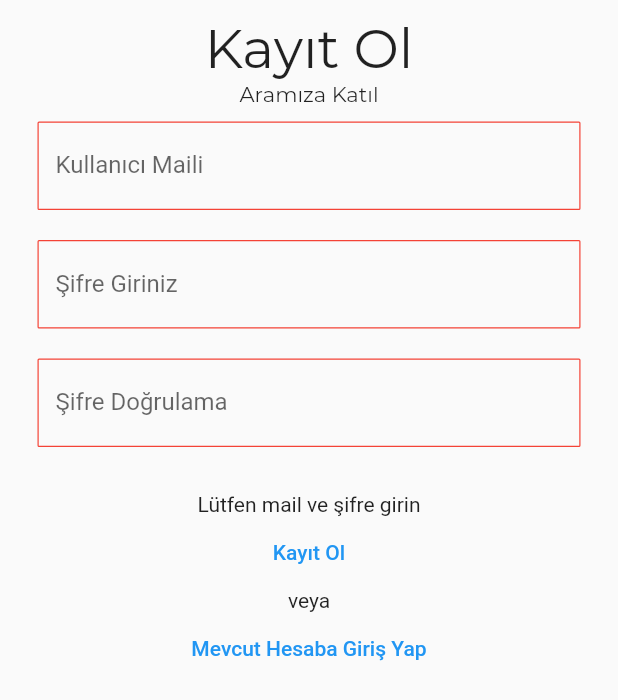
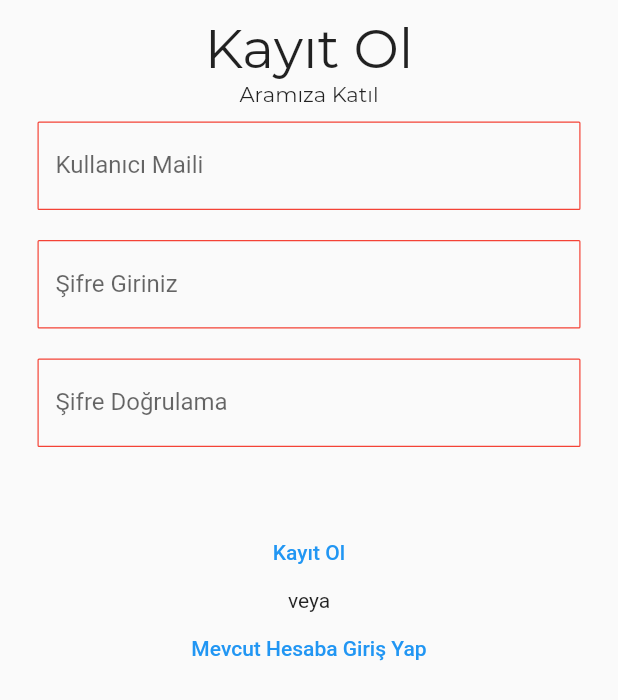
Before and after one commit to behemehal/GEE, a Flutter app: the RegisterPage screen opened directly, on a phone screen of 412 x 824 dp. Shown: the top 700 px of the screen. Run offline on Flutter 3.47's test engine with Material 2 defaults, Android fonts, the phone set to English and light mode, and no system bars; our stand-ins replace shared_preferences; accounts and stored records are empty.

Commit message:
register update

```diff
--- a/lib/pages/register.dart
+++ b/lib/pages/register.dart
@@ -7,7 +7,7 @@ class RegisterPage extends StatefulWidget {
 }
 
 class RegisterPageState extends State<RegisterPage> {
-  String statusText = "Lütfen mail ve şifre girin";
+  String statusText = " ";
 
   TextEditingController kullaniciMailKontrolcusu = TextEditingController();
   TextEditingController kullaniciSifreKontrolcusu = TextEditingController();
```
